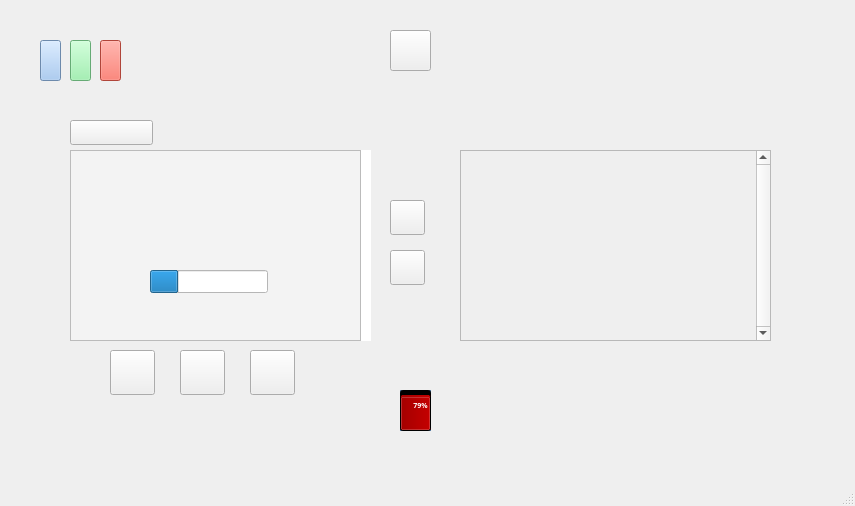
First picture: the form in codeWithUI/mainwindow.ui, repository TLC1301-1020/COMP3004-Team-Project, before the edit.
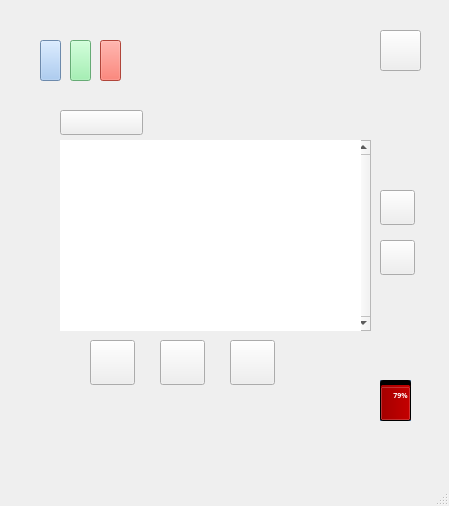
Second picture: the form after the edit. Icons and pictures are not drawn.

What changed in the file:
```diff
--- a/codeWithUI/mainwindow.ui
+++ b/codeWithUI/mainwindow.ui
@@ -6,7 +6,7 @@
    <rect>
     <x>0</x>
     <y>0</y>
-    <width>855</width>
+    <width>449</width>
     <height>506</height>
    </rect>
   </property>
@@ -31,8 +31,8 @@
    <widget class="QPushButton" name="Button_Menu">
     <property name="geometry">
      <rect>
-      <x>70</x>
-      <y>120</y>
+      <x>60</x>
+      <y>110</y>
       <width>83</width>
       <height>25</height>
      </rect>
@@ -47,8 +47,8 @@
    <widget class="QPushButton" name="Button_Stop">
     <property name="geometry">
      <rect>
-      <x>250</x>
-      <y>350</y>
+      <x>230</x>
+      <y>340</y>
       <width>45</width>
       <height>45</height>
      </rect>
@@ -63,8 +63,8 @@
    <widget class="QWidget" name="programViewWidget" native="true">
     <property name="geometry">
      <rect>
-      <x>70</x>
-      <y>150</y>
+      <x>60</x>
+      <y>140</y>
       <width>301</width>
       <height>191</height>
      </rect>
@@ -73,71 +73,12 @@
      <string notr="true">background-color: rgb(255, 255, 255);
 color: rgb(255, 255, 255);</string>
     </property>
-    <widget class="QWidget" name="listviewwidget" native="true">
-     <property name="geometry">
-      <rect>
-       <x>0</x>
-       <y>0</y>
-       <width>291</width>
-       <height>191</height>
-      </rect>
-     </property>
-     <widget class="QGraphicsView" name="List_View_2">
-      <property name="geometry">
-       <rect>
-        <x>0</x>
-        <y>0</y>
-        <width>291</width>
-        <height>191</height>
-       </rect>
-      </property>
-      <property name="font">
-       <font>
-        <pointsize>10</pointsize>
-       </font>
-      </property>
-      <property name="styleSheet">
-       <string notr="true">background-color: rgb(243, 243, 243);</string>
-      </property>
-     </widget>
-     <widget class="QGraphicsView" name="List_View">
-      <property name="geometry">
-       <rect>
-        <x>0</x>
-        <y>0</y>
-        <width>291</width>
-        <height>191</height>
-       </rect>
-      </property>
-      <property name="font">
-       <font>
-        <pointsize>10</pointsize>
-       </font>
-      </property>
-      <property name="styleSheet">
-       <string notr="true">background-color: rgb(243, 243, 243);</string>
-      </property>
-     </widget>
-     <widget class="QProgressBar" name="progressBar">
-      <property name="geometry">
-       <rect>
-        <x>80</x>
-        <y>120</y>
-        <width>118</width>
-        <height>23</height>
-       </rect>
-      </property>
-      <property name="value">
-       <number>24</number>
-      </property>
-     </widget>
-    </widget>
    </widget>
    <widget class="QPushButton" name="Button_Pause">
     <property name="geometry">
      <rect>
-      <x>110</x>
-      <y>350</y>
+      <x>90</x>
+      <y>340</y>
       <width>45</width>
       <height>45</height>
      </rect>
@@ -152,8 +93,8 @@
    <widget class="QPushButton" name="Button_Start">
     <property name="geometry">
      <rect>
-      <x>180</x>
-      <y>350</y>
+      <x>160</x>
+      <y>340</y>
       <width>45</width>
       <height>45</height>
      </rect>
@@ -184,8 +125,8 @@
    <widget class="QPushButton" name="Button_Direction_Up">
     <property name="geometry">
      <rect>
-      <x>390</x>
-      <y>200</y>
+      <x>380</x>
+      <y>190</y>
       <width>35</width>
       <height>35</height>
      </rect>
@@ -200,8 +141,8 @@
    <widget class="QPushButton" name="Button_Direction_Down">
     <property name="geometry">
      <rect>
-      <x>390</x>
-      <y>250</y>
+      <x>380</x>
+      <y>240</y>
       <width>35</width>
       <height>35</height>
      </rect>
@@ -249,7 +190,7 @@
     <property name="geometry">
      <rect>
       <x>70</x>
-      <y>150</y>
+      <y>140</y>
       <width>281</width>
       <height>191</height>
      </rect>
@@ -297,8 +238,8 @@
    <widget class="QFrame" name="statusBarQFrame">
     <property name="geometry">
      <rect>
-      <x>400</x>
-      <y>390</y>
+      <x>380</x>
+      <y>380</y>
       <width>31</width>
       <height>41</height>
      </rect>
@@ -316,7 +257,7 @@
    <widget class="QPushButton" name="pushButton">
     <property name="geometry">
      <rect>
-      <x>390</x>
+      <x>380</x>
       <y>30</y>
       <width>41</width>
       <height>41</height>
@@ -329,40 +270,11 @@
      <string/>
     </property>
    </widget>
-   <widget class="QScrollArea" name="scrollArea">
-    <property name="geometry">
-     <rect>
-      <x>460</x>
-      <y>150</y>
-      <width>311</width>
-      <height>191</height>
-     </rect>
-    </property>
-    <property name="verticalScrollBarPolicy">
-     <enum>Qt::ScrollBarAlwaysOn</enum>
-    </property>
-    <property name="horizontalScrollBarPolicy">
-     <enum>Qt::ScrollBarAsNeeded</enum>
-    </property>
-    <property name="widgetResizable">
-     <bool>true</bool>
-    </property>
-    <widget class="QWidget" name="scrollAreaWidgetContents">
-     <property name="geometry">
-      <rect>
-       <x>0</x>
-       <y>0</y>
-       <width>295</width>
-       <height>189</height>
-      </rect>
-     </property>
-    </widget>
-   </widget>
    <widget class="QProgressBar" name="batteryLevelBar">
     <property name="geometry">
      <rect>
-      <x>400</x>
-      <y>390</y>
+      <x>380</x>
+      <y>380</y>
       <width>31</width>
       <height>41</height>
      </rect>
@@ -406,6 +318,78 @@
      <string>%p%</string>
     </property>
    </widget>
+   <widget class="QScrollArea" name="scrollArea">
+    <property name="geometry">
+     <rect>
+      <x>60</x>
+      <y>140</y>
+      <width>311</width>
+      <height>191</height>
+     </rect>
+    </property>
+    <property name="verticalScrollBarPolicy">
+     <enum>Qt::ScrollBarAlwaysOn</enum>
+    </property>
+    <property name="horizontalScrollBarPolicy">
+     <enum>Qt::ScrollBarAsNeeded</enum>
+    </property>
+    <property name="widgetResizable">
+     <bool>true</bool>
+    </property>
+    <widget class="QWidget" name="scrollAreaWidgetContents">
+     <property name="geometry">
+      <rect>
+       <x>0</x>
+       <y>0</y>
+       <width>295</width>
+       <height>189</height>
+      </rect>
+     </property>
+    </widget>
+   </widget>
+   <widget class="QWidget" name="listviewwidget" native="true">
+    <property name="geometry">
+     <rect>
+      <x>70</x>
+      <y>140</y>
+      <width>291</width>
+      <height>191</height>
+     </rect>
+    </property>
+    <widget class="QGraphicsView" name="List_View">
+     <property name="geometry">
+      <rect>
+       <x>0</x>
+       <y>0</y>
+       <width>291</width>
+       <height>191</height>
+      </rect>
+     </property>
+     <property name="font">
+      <font>
+       <pointsize>10</pointsize>
+      </font>
+     </property>
+     <property name="styleSheet">
+      <string notr="true">background-color: rgb(243, 243, 243);</string>
+     </property>
+    </widget>
+    <widget class="QProgressBar" name="progressBar">
+     <property name="geometry">
+      <rect>
+       <x>80</x>
+       <y>120</y>
+       <width>118</width>
+       <height>23</height>
+      </rect>
+     </property>
+     <property name="value">
+      <number>24</number>
+     </property>
+    </widget>
+   </widget>
+   <zorder>listviewwidget</zorder>
+   <zorder>scrollArea</zorder>
    <zorder>mainMenuListView</zorder>
    <zorder>Button_Menu</zorder>
    <zorder>Button_Stop</zorder>
```
Left out of the diff: 3 changed lines with no effect on the pictures.
